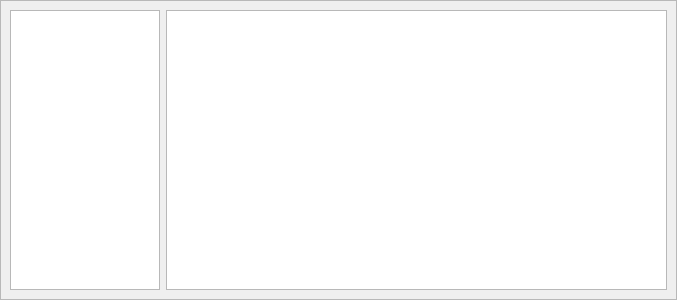
Above: Serveur/ServerManagement.ui from nowbey/GuppyChat before the change. Below: the same form after it.
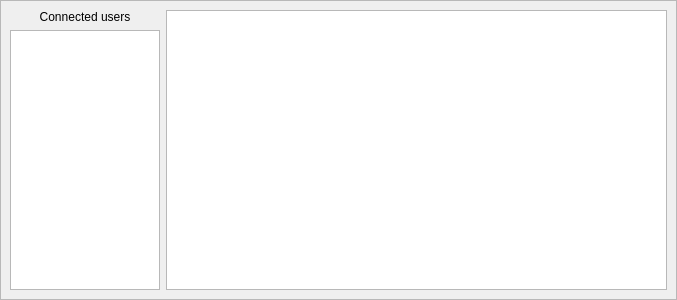
That is the form after the change.

Commit message: Client & Server: Fix some errors on protocol, Update the server display add the list of user connected on client side #4 #6

```diff
--- a/Serveur/ServerManagement.ui
+++ b/Serveur/ServerManagement.ui
@@ -35,8 +35,8 @@
       <enum>QFrame::Raised</enum>
      </property>
      <layout class="QGridLayout" name="gridLayout_2">
-      <item row="0" column="0">
-       <widget class="QListWidget" name="listWidget">
+      <item row="1" column="0">
+       <widget class="QListWidget" name="Userslist">
         <property name="maximumSize">
          <size>
           <width>150</width>
@@ -45,7 +45,20 @@
         </property>
        </widget>
       </item>
-      <item row="0" column="1">
+      <item row="0" column="0">
+       <widget class="QLabel" name="label">
+        <property name="layoutDirection">
+         <enum>Qt::LeftToRight</enum>
+        </property>
+        <property name="text">
+         <string>Connected users</string>
+        </property>
+        <property name="alignment">
+         <set>Qt::AlignCenter</set>
+        </property>
+       </widget>
+      </item>
+      <item row="0" column="1" rowspan="2">
        <widget class="QTextEdit" name="ServerLogs">
         <property name="baseSize">
          <size>
```
The commit also changes 22 other files.
